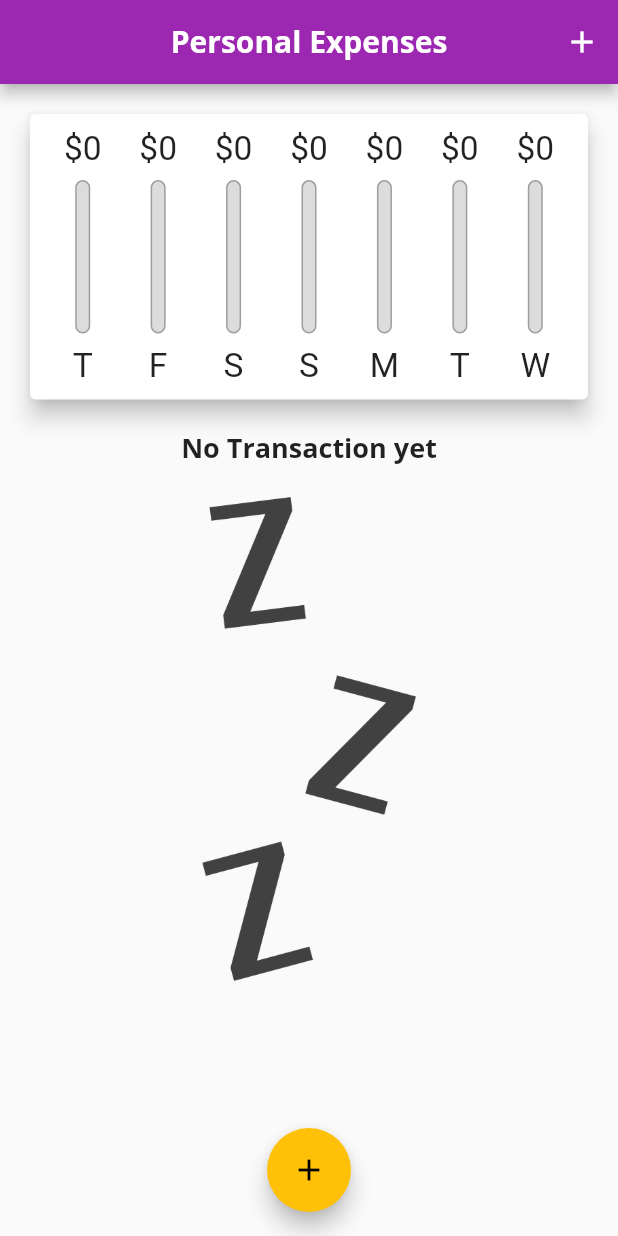
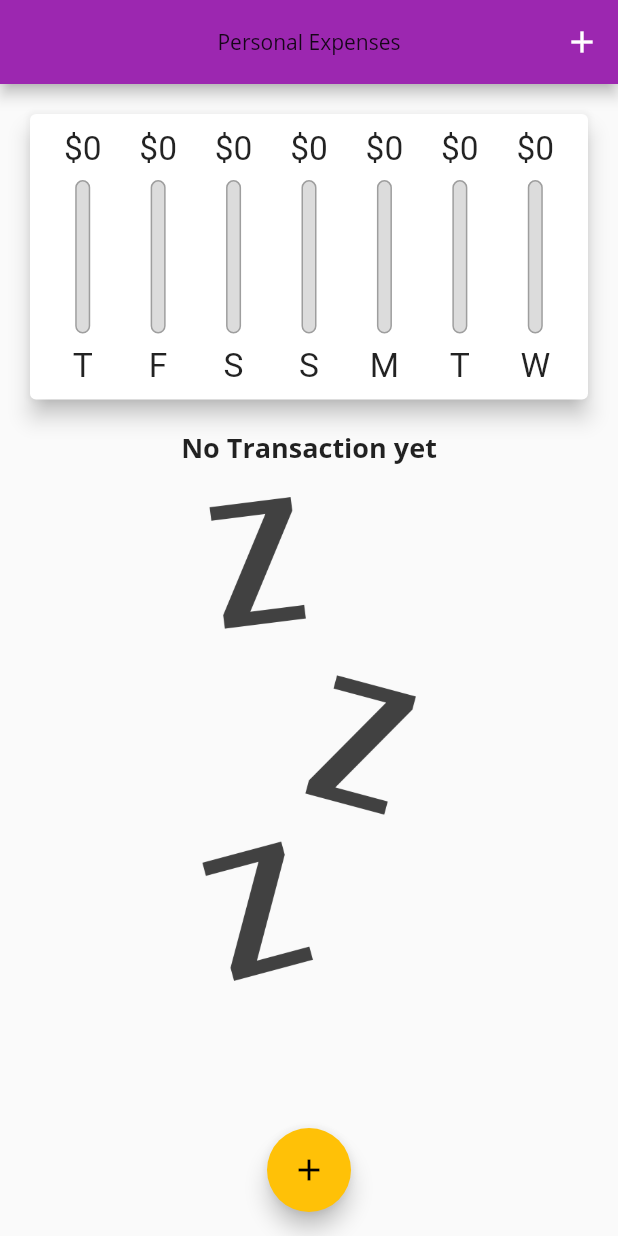
Before and after one commit to turinaf/flutter-dart, a Flutter app: the screen it shows after launch, on a phone screen of 412 x 824 dp. Run offline on Flutter 3.47's test engine with Material 2 defaults, Android fonts, the phone set to English and light mode, and no system bars; our stand-ins replace cloud_firestore, firebase_core, flutter_map, image_picker, latlong2, location and 2 more; accounts and stored records are empty.

Commit message:
Default theme correction

```diff
--- a/meals_app/lib/screens/filters_screen.dart
+++ b/meals_app/lib/screens/filters_screen.dart
@@ -68,7 +68,7 @@ class _FiltersScreenState extends State<FiltersScreen> {
             padding: EdgeInsets.all(10),
             child: Text(
               "Adjust your meal selection",
-              style: Theme.of(context).textTheme.title,
+              style: Theme.of(context).textTheme.bodyText2,
             ),
           ),
           Expanded(
--- a/meals_app/lib/screens/meal_detail_screen.dart
+++ b/meals_app/lib/screens/meal_detail_screen.dart
@@ -16,7 +16,7 @@ class MealDetailScreen extends StatelessWidget {
       ),
       child: Text(
         text,
-        style: Theme.of(context).textTheme.title,
+        style: Theme.of(context).textTheme.bodyText2,
       ),
     );
   }
--- a/meals_app/lib/widgets/category_item.dart
+++ b/meals_app/lib/widgets/category_item.dart
@@ -25,7 +25,7 @@ class CategoryItem extends StatelessWidget {
         padding: const EdgeInsets.all(15),
         child: Text(
           title,
-          style: Theme.of(context).textTheme.title,
+          style: Theme.of(context).textTheme.subtitle1,
         ),
         decoration: BoxDecoration(
             gradient: LinearGradient(
--- a/user_expenses/lib/main.dart
+++ b/user_expenses/lib/main.dart
@@ -32,7 +32,7 @@ class MyApp extends StatelessWidget {
               accentColor: Colors.amber,
               fontFamily: 'Quicksand',
               textTheme: ThemeData.light().textTheme.copyWith(
-                    title: TextStyle(
+                    subtitle1: TextStyle(
                       fontFamily: 'OpenSans',
                       fontSize: 18,
                       fontWeight: FontWeight.bold,
@@ -40,7 +40,7 @@ class MyApp extends StatelessWidget {
                   ),
               appBarTheme: AppBarTheme(
                 textTheme: ThemeData.light().textTheme.copyWith(
-                      title: TextStyle(
+                      subtitle1: TextStyle(
                         fontFamily: 'OpenSans',
                         fontSize: 20,
                         fontWeight: FontWeight.bold,
@@ -148,7 +148,7 @@ class _HomePageState extends State<HomePage> with WidgetsBindingObserver {
         children: [
           Text(
             "Show Chart",
-            style: Theme.of(context).textTheme.title,
+            style: Theme.of(context).textTheme.subtitle1,
           ),
           Switch.adaptive(
             activeColor: Theme.of(context).primaryColor,
@@ -209,9 +209,9 @@ class _HomePageState extends State<HomePage> with WidgetsBindingObserver {
 
   Widget _buildMaterialAppBar() {
     return AppBar(
-      title: Text(
+      title: const Text(
         "Personal Expenses",
-        style: TextStyle(fontFamily: 'OpenSans'),
+        style: const TextStyle(fontFamily: 'OpenSans'),
       ),
       actions: [
         IconButton(
--- a/user_expenses/lib/widgets/transaction_item.dart
+++ b/user_expenses/lib/widgets/transaction_item.dart
@@ -54,7 +54,7 @@ class _TransactionItemState extends State<TransactionItem> {
         ),
         title: Text(
           '${widget.transaction.title}',
-          style: Theme.of(context).textTheme.title,
+          style: Theme.of(context).textTheme.subtitle1,
         ),
         subtitle: Text(
           DateFormat.yMMMEd().format(widget.transaction.date),
--- a/user_expenses/lib/widgets/transaction_list.dart
+++ b/user_expenses/lib/widgets/transaction_list.dart
@@ -17,7 +17,7 @@ class TransactionList extends StatelessWidget {
               children: [
                 Text(
                   'No Transaction yet',
-                  style: Theme.of(context).textTheme.title,
+                  style: Theme.of(context).textTheme.subtitle1,
                 ),
                 const SizedBox(
                   height: 20,
```
Also changed, not shown: chat_app/lib/widgets/auth_form.dart (+14 -3 lines), meals_app/pubspec.lock, user_expenses/pubspec.lock.
